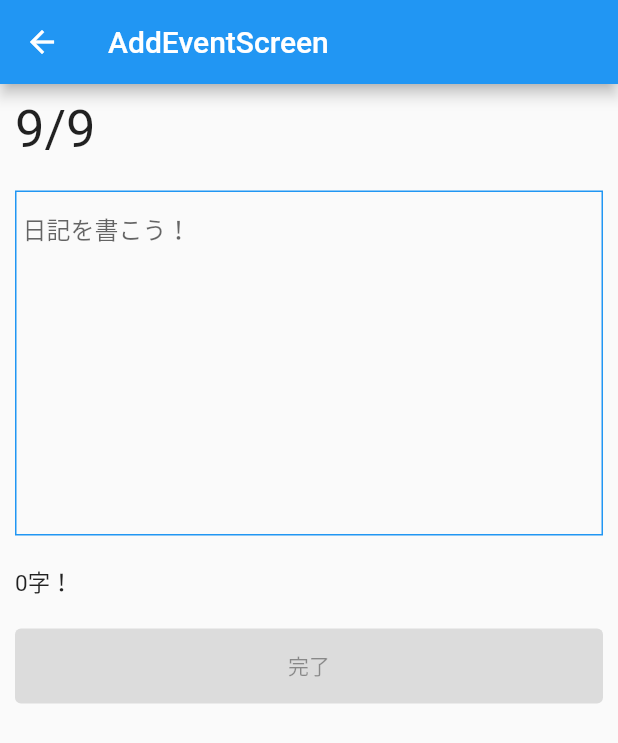
After one commit to Ta23ka98/expressive_writing, a Flutter app: the screen it shows after launch, after a tap on the "add" icon, on a phone screen of 412 x 824 dp. The commit adds this screen. Shown: the top 743 px of the screen. Run offline on Flutter 3.47's test engine with Material 2 defaults, Android fonts, the phone set to English and light mode, and no system bars; our stand-ins replace cloud_firestore, firebase_auth, table_calendar; accounts and stored records are empty.

Commit message:
add: Add AddEventPage UI and navigation feature.
Added AddEventPage UI, and updated FAB of CalenderPage for navigation.

```diff
--- /dev/null
+++ b/lib/presentation/addevent_page/addevent_page.dart
@@ -0,0 +1,160 @@
+import 'package:cloud_firestore/cloud_firestore.dart';
+//import 'package:expressive_diary/event.dart';
+import 'package:flutter/material.dart';
+//import 'basic_example.dart';
+import 'package:expressive_writing/presentation/calender_page/calender_page.dart';
+import 'package:firebase_auth/firebase_auth.dart';
+
+class AddEventPage extends StatefulWidget {
+  const AddEventPage({Key? key}) : super(key: key);
+
+  @override
+  State<AddEventPage> createState() => _AddEventPageState();
+}
+
+class _AddEventPageState extends State<AddEventPage> {
+  final TextEditingController _textEditingController = TextEditingController();
+  int charLength = 0;
+  String _text = '';
+  final DateTime _focusedDay = DateTime.now();
+  //final String userID = FirebaseAuth.instance.currentUser!.uid;
+  final CollectionReference eventCollection =
+      FirebaseFirestore.instance.collection('EventExample');
+
+  @override
+  void dispose() {
+    _textEditingController.dispose();
+    super.dispose();
+  }
+
+  void _handleText(String e) {
+    setState(() {
+      _text = e;
+      charLength = _text.length;
+    });
+  }
+
+  // void addEventMethod() {
+  //   addEvent();
+  //   updateUser();
+  //   LevelUp();
+  // }
+
+  // Future<void> addEvent() {
+  //   if (_textEditingController.text.isEmpty) {
+  //   } else {
+  //     kEvents[_focusedDay]?.add(
+  //       Event(
+  //         title: _textEditingController.text,
+  //         //createdAt: Timestamp.fromDate(_focusedDay),
+  //         //wordCount: charLength
+  //       ),
+  //     );
+  //     print(kEvents[_focusedDay]);
+  //     //getRepository();
+  //     setState(() {});
+  //     Navigator.pop(context);
+  //   }
+  //   return eventCollection
+  //       .doc()
+  //       .set({
+  //         'description': _text,
+  //         // 'createdAt': _focusedDay,
+  //         // 'wordCount': charLength,
+  //         'madeBy': userID,
+  //       })
+  //       .then(
+  //         (value) => print("Event Added!!!"),
+  //       )
+  //       .catchError(
+  //         (error) => print("Failed to add event...: $error"),
+  //       );
+  // }
+  //
+  // Future<void> updateUser() {
+  //   final usersRef = FirebaseFirestore.instance.collection('Users');
+  //   if (_textEditingController.text.isEmpty) {
+  //   } else {}
+  //   return usersRef.doc(userID).get().then((DocumentSnapshot snapshot) {
+  //     final int diaryNumbers = snapshot.get("diaryNumbers");
+  //     final int newDiaryNumbers = diaryNumbers + 1;
+  //     final int diaryLetters = snapshot.get("diaryLetters");
+  //     final int newDiaryLetters = diaryLetters + charLength;
+  //     usersRef.doc(userID).update({
+  //       "diaryNumbers": newDiaryNumbers,
+  //       "diaryLetters": newDiaryLetters,
+  //     });
+  //   });
+  // }
+  //
+  // Future<void> LevelUp() async {
+  //   final usersRef = FirebaseFirestore.instance.collection('Users');
+  //   usersRef.doc(userID).get().then((DocumentSnapshot snapshot) {
+  //     final int diaryLetters = snapshot.get("diaryLetters");
+  //     final int updatedDiaryLetters = diaryLetters + charLength;
+  //     for (int L = 100; L > 0; L--) {
+  //       final int minimum = 5 * (L - 1) * (L - 1);
+  //       final int maximum = (5 * L * L) + 1;
+  //       final int newLevel = L;
+  //       if (minimum <= diaryLetters && diaryLetters < maximum) {
+  //         break;
+  //       } else {}
+  //       final int newLettersUntilNextLevel = maximum - updatedDiaryLetters;
+  //       usersRef.doc(userID).update({
+  //         "userLevel": newLevel,
+  //         "lettersUntilNextLevel": newLettersUntilNextLevel,
+  //       });
+  //     }
+  //   });
+  // }
+
+  @override
+  Widget build(BuildContext context) {
+    return Scaffold(
+      resizeToAvoidBottomInset: false,
+      appBar: AppBar(
+        title: const Text("AddEventScreen"),
+      ),
+      body: Container(
+        padding: const EdgeInsets.all(10),
+        child: Column(
+          crossAxisAlignment: CrossAxisAlignment.start,
+          children: [
+            Text(
+              "${_focusedDay.month.toString()}/${_focusedDay.day.toString()}",
+              style: const TextStyle(fontSize: 35),
+            ),
+            const SizedBox(height: 20),
+            Container(
+              height: 230,
+              decoration: BoxDecoration(
+                  shape: BoxShape.rectangle,
+                  border: Border.all(color: Colors.blue, width: 1)),
+              child: TextField(
+                decoration: const InputDecoration(
+                    border: InputBorder.none, hintText: " 日記を書こう！"),
+                controller: _textEditingController,
+                onChanged: _handleText,
+              ),
+            ),
+            const SizedBox(height: 20),
+            Text(
+              "${charLength.toString()}字！",
+              style: const TextStyle(fontSize: 15),
+            ),
+            const SizedBox(height: 20),
+            SizedBox(
+              width: double.infinity,
+              height: 50,
+              child: ElevatedButton(
+                onPressed: null,
+                //addEventMethod,
+                child: const Text("完了"),
+              ),
+            )
+          ],
+        ),
+      ),
+    );
+  }
+}
--- a/lib/presentation/calender_page/calender_page.dart
+++ b/lib/presentation/calender_page/calender_page.dart
@@ -1,6 +1,7 @@
 import 'dart:collection';
 //import 'package:cloud_firestore/cloud_firestore.dart';
 //import 'package:expressive_diary/eventRepository.dart';
+import 'package:expressive_writing/presentation/addevent_page/addevent_page.dart';
 import 'package:flutter/material.dart';
 import 'package:table_calendar/table_calendar.dart';
 //import '../event.dart';
@@ -155,16 +156,15 @@ class _CalenderPageState extends State<CalenderPage> {
           ],
         ),
       ),
-      floatingActionButton:
-          const FloatingActionButton(onPressed: null, child: Icon(Icons.add)
-              //     () {
-              //   Navigator.push(
-              //       context,
-              //       MaterialPageRoute(
-              //         builder: (context) => const AddEventScreen(),
-              //       ));
-              // },
-              ),
+      floatingActionButton: FloatingActionButton(
+          onPressed: () {
+            Navigator.push(
+                context,
+                MaterialPageRoute(
+                  builder: (context) => const AddEventPage(),
+                ));
+          },
+          child: Icon(Icons.add)),
     );
   }
 }
```
